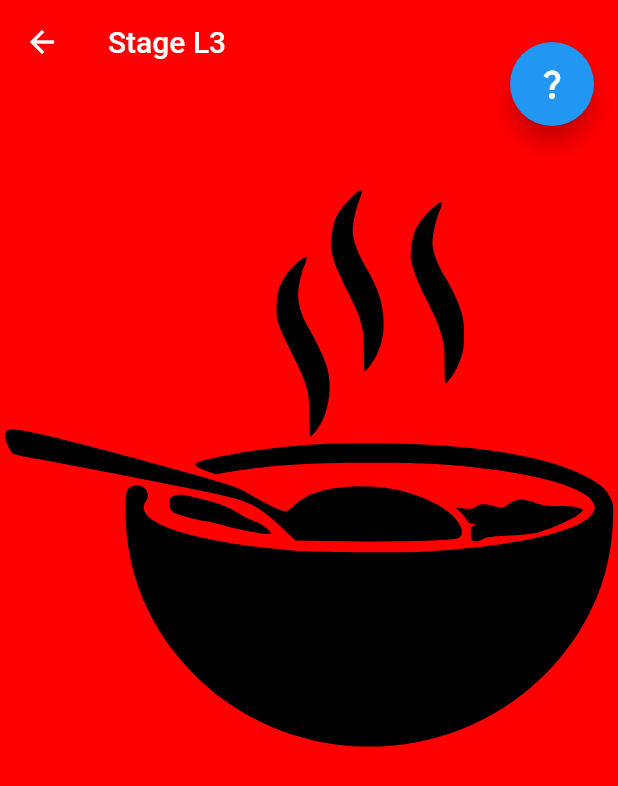
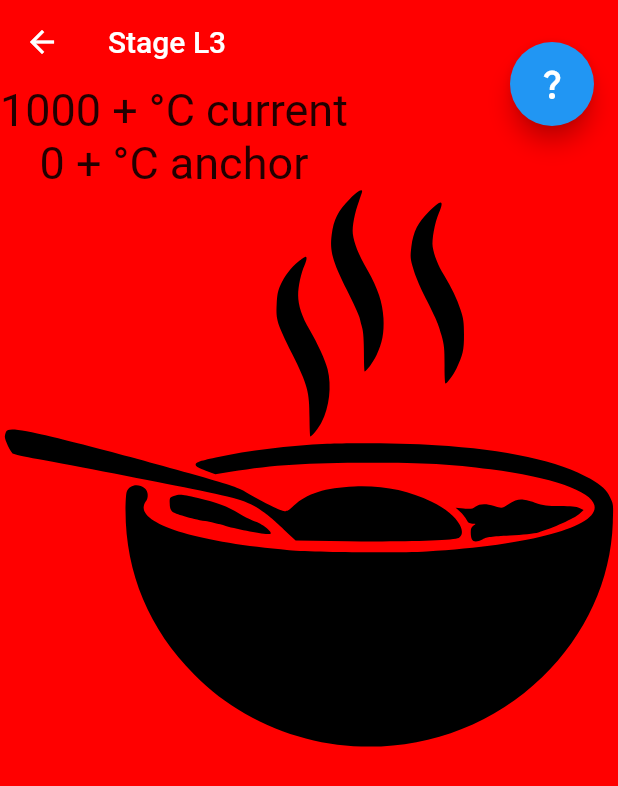
Before and after one commit to tnvchdql0255/Sensor_game, a Flutter app: the StageL3 screen opened directly, after a tap on the "question mark" icon, on a phone screen of 412 x 824 dp. Shown: the top 786 px of the screen. Run offline on Flutter 3.47's test engine with Material 2 defaults, Android fonts, the phone set to English and light mode, and no system bars; our stand-ins replace battery_plus, flutter_svg, sensors_plus, sqflite; accounts and stored records are empty.

Commit message:
s5Solved

```diff
--- a/lib/stage/stage_L_3.dart
+++ b/lib/stage/stage_L_3.dart
@@ -13,7 +13,7 @@ class StageL3 extends StatefulWidget {
 }
 
 class _StageL3State extends State<StageL3> {
-  int temperature = 0;
+  int temperature = 1000;
   int anchorTemperature = 0;
   static const methodChannel = MethodChannel("com.sensorIO.method");
   late Timer timer;
@@ -27,12 +27,16 @@ class _StageL3State extends State<StageL3> {
   PopUps popUps = const PopUps(
       startMessage: "스테이지 3",
       quest: "시원하게 만들어라!",
-      hints: ["온도를 낮추는게 관건 입니다", "어디 시원한 곳으로 가보시겠어요?", "스마트폰 뒷면에 찬물을 묻혀 보세요"]);
+      hints: [
+        "온도를 낮추는게 관건 입니다",
+        "스테이지 진입 시점의 스마트폰 온도보다 낮아야 합니다.",
+        "스마트폰 뒷면에 찬물을 묻혀 보세요"
+      ]);
 
   @override
   void initState() {
     super.initState();
-    //setDefaultState();
+    setDefaultState();
     WidgetsBinding.instance.addPostFrameCallback((_) {
       popUps.showStartMessage(context).then(
             (value) => startTimer(),
@@ -43,7 +47,9 @@ class _StageL3State extends State<StageL3> {
   void startTimer() {
     timer = Timer.periodic(const Duration(seconds: 1), (timer) async {
       temperature = await methodChannel.invokeMethod("callTemperatureSensor");
-      if ((temperature - 70) < anchorTemperature) {
+      print("$anchorTemperature is anchor");
+      print("$temperature is current");
+      if ((anchorTemperature - temperature) >= 2) {
         r = r - 25;
         b = b + 25;
         checkIsCooled();
@@ -56,6 +62,7 @@ class _StageL3State extends State<StageL3> {
   void setDefaultState() async {
     r = 255;
     b = 0;
+    temperature = await methodChannel.invokeMethod("callTemperatureSensor");
     anchorTemperature =
         await methodChannel.invokeMethod("callTemperatureSensor");
   }
@@ -96,7 +103,9 @@ class _StageL3State extends State<StageL3> {
         backgroundColor: Color.fromARGB(255, r, 0, b),
       ),
       backgroundColor: Color.fromARGB(255, r, 0, b),
-      body: Center(
+      body: Stack(
+        children: [
+          Center(
             child: Column(children: [
               SizedBox(
                 width: MediaQuery.of(context).size.width, // 최대 너비
@@ -106,6 +115,16 @@ class _StageL3State extends State<StageL3> {
                 ),
               ),
             ]),
+          ),
+          Column(
+            children: [
+              Text('$temperature + °C current',
+                  style: const TextStyle(fontSize: 30)),
+              Text('$anchorTemperature + °C anchor',
+                  style: const TextStyle(fontSize: 30))
+            ],
+          ),
+        ],
       ),
       floatingActionButton: FloatingActionButton(
           tooltip: "힌트",
```
Also changed, not shown: lib/stage/stage_L_5.dart (+39 -42 lines), 1 other file. Lines whose indentation alone changed are shown as unchanged.
